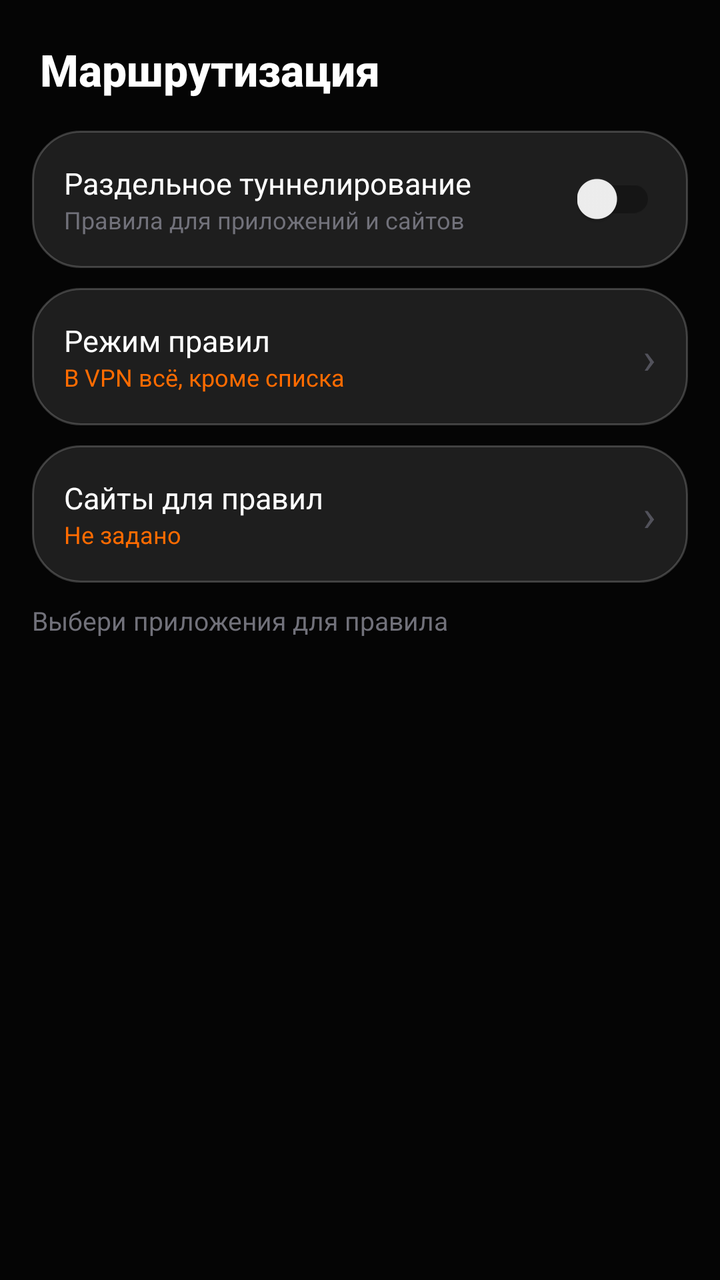
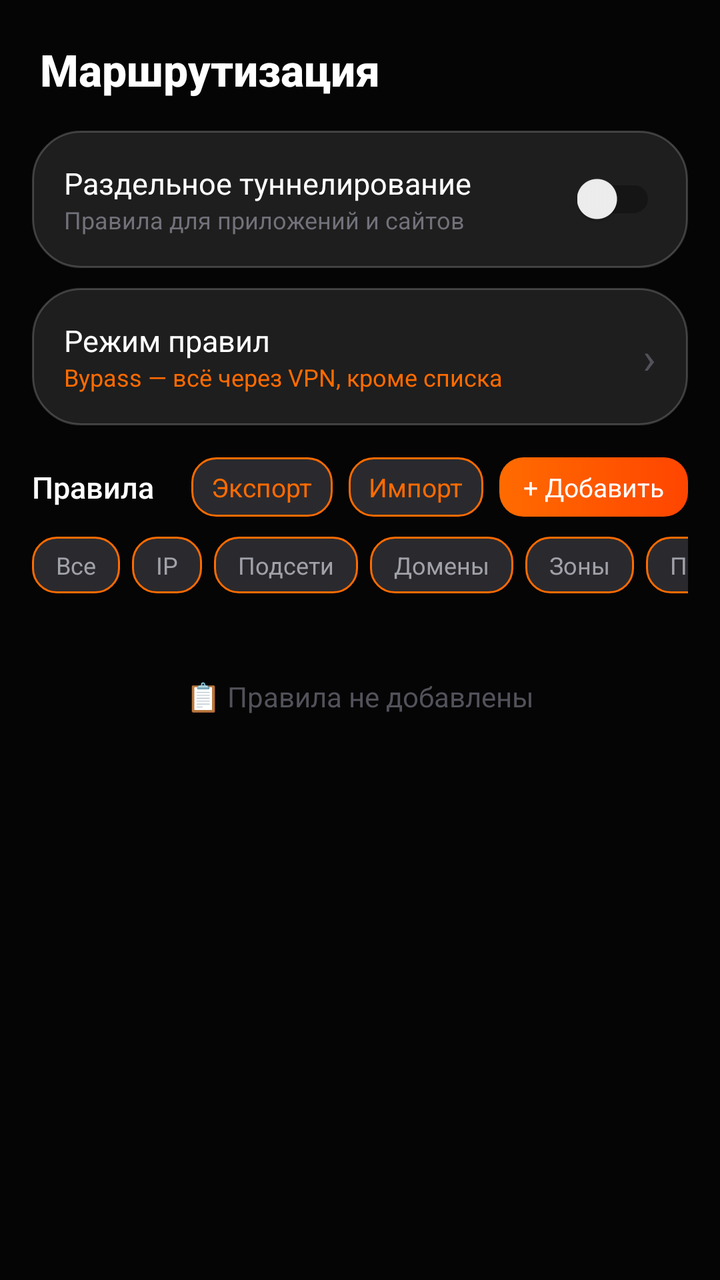

Compare the two renders of this Android layout. The source of the first and the diff that turns it into the second are given below.
<!-- AndroidManifest.xml: application theme Theme.ForgeFoxVPN -->
<!-- res/layout/fragment_settings.xml -->
<?xml version="1.0" encoding="utf-8"?>
<LinearLayout
    xmlns:android="http://schemas.android.com/apk/res/android"
    android:layout_width="match_parent"
    android:layout_height="match_parent"
    android:orientation="vertical"
    android:background="#050505">

    
    <TextView
        android:layout_width="match_parent"
        android:layout_height="wrap_content"
        android:text="Маршрутизация"
        android:textColor="#FFFFFF"
        android:textSize="22sp"
        android:textStyle="bold"
        android:fontFamily="sans-serif-medium"
        android:paddingHorizontal="20dp"
        android:paddingTop="20dp"
        android:paddingBottom="16dp"/>

    <LinearLayout
        android:layout_width="match_parent"
        android:layout_height="match_parent"
        android:orientation="vertical"
        android:paddingHorizontal="16dp">

        
        <LinearLayout
            android:layout_width="match_parent"
            android:layout_height="wrap_content" android:minHeight="64dp"
            android:background="@drawable/card_glass"
            android:gravity="center_vertical"
            android:orientation="horizontal"
            android:padding="16dp"
            android:layout_marginBottom="10dp">
            <LinearLayout
                android:layout_width="0dp"
                android:layout_height="wrap_content"
                android:layout_weight="1"
                android:orientation="vertical">
                <TextView
                    android:layout_width="wrap_content"
                    android:layout_height="wrap_content"
                    android:text="Раздельное туннелирование"
                    android:textColor="#FFFFFF"
                    android:textSize="15sp"/>
                <TextView
                    android:layout_width="wrap_content"
                    android:layout_height="wrap_content"
                    android:text="Правила для приложений и сайтов"
                    android:textColor="#71717A"
                    android:textSize="12sp"/>
            </LinearLayout>
            <androidx.appcompat.widget.SwitchCompat
                android:id="@+id/switchSplit"
                android:layout_width="wrap_content"
                android:layout_height="wrap_content"
                android:theme="@style/SwitchTheme"/>
        </LinearLayout>

        
        <LinearLayout
            android:id="@+id/btnSplitMode"
            android:layout_width="match_parent"
            android:layout_height="wrap_content" android:minHeight="64dp"
            android:background="@drawable/card_glass"
            android:gravity="center_vertical"
            android:orientation="horizontal"
            android:clickable="true"
            android:focusable="true"
            android:padding="16dp"
            android:layout_marginBottom="10dp">
            <LinearLayout
                android:layout_width="0dp"
                android:layout_height="wrap_content"
                android:layout_weight="1"
                android:orientation="vertical">
                <TextView
                    android:layout_width="wrap_content"
                    android:layout_height="wrap_content"
                    android:text="Режим правил"
                    android:textColor="#FFFFFF"
                    android:textSize="15sp"/>
                <TextView
                    android:id="@+id/lblSplitMode"
                    android:layout_width="wrap_content"
                    android:layout_height="wrap_content"
                    android:text="В VPN всё, кроме списка"
                    android:textColor="#FF6B00"
                    android:textSize="12sp"/>
            </LinearLayout>
            <TextView
                android:layout_width="wrap_content"
                android:layout_height="wrap_content"
                android:text="›"
                android:textColor="#52525B"
                android:textSize="22sp"/>
        </LinearLayout>
        
        
        <LinearLayout
            android:id="@+id/btnSites"
            android:layout_width="match_parent"
            android:layout_height="wrap_content" android:minHeight="64dp"
            android:background="@drawable/card_glass"
            android:gravity="center_vertical"
            android:orientation="horizontal"
            android:clickable="true"
            android:focusable="true"
            android:padding="16dp"
            android:layout_marginBottom="10dp">
            <LinearLayout
                android:layout_width="0dp"
                android:layout_height="wrap_content"
                android:layout_weight="1"
                android:orientation="vertical">
                <TextView
                    android:layout_width="wrap_content"
                    android:layout_height="wrap_content"
                    android:text="Сайты для правил"
                    android:textColor="#FFFFFF"
                    android:textSize="15sp"/>
                <TextView
                    android:id="@+id/lblSites"
                    android:layout_width="wrap_content"
                    android:layout_height="wrap_content"
                    android:text="Не задано"
                    android:textColor="#FF6B00"
                    android:textSize="12sp"/>
            </LinearLayout>
            <TextView
                android:layout_width="wrap_content"
                android:layout_height="wrap_content"
                android:text="›"
                android:textColor="#52525B"
                android:textSize="22sp"/>
        </LinearLayout>

        <TextView
            android:layout_width="match_parent"
            android:layout_height="wrap_content"
            android:text="Выбери приложения для правила"
            android:textColor="#71717A"
            android:textSize="13sp"
            android:paddingBottom="12dp"/>
            
        <androidx.recyclerview.widget.RecyclerView
            android:id="@+id/rvApps"
            android:layout_width="match_parent"
            android:layout_height="match_parent"
            android:scrollbars="none"/>

    </LinearLayout>

</LinearLayout>
<!-- resources referenced by this layout -->
<resources>
  <!-- drawable card_glass (drawable) -->
  <?xml version="1.0" encoding="utf-8"?>
  <shape xmlns:android="http://schemas.android.com/apk/res/android"
      android:shape="rectangle">
      <solid android:color="#1AFFFFFF"/>
      <corners android:radius="24dp"/>
      <stroke android:width="1dp" android:color="#33FFFFFF"/>
  </shape>
  <style name="SwitchTheme" parent="Theme.AppCompat.Light">
          <item name="colorControlActivated">#FF6B00</item>
      </style>
  <style name="Theme.ForgeFoxVPN" parent="Theme.MaterialComponents.DayNight.NoActionBar">
          <item name="colorPrimary">@color/accent_orange</item>
          <item name="colorPrimaryVariant">@color/accent_orange</item>
          <item name="colorOnPrimary">@color/text_white</item>
          <item name="android:windowBackground">@color/bg_dark</item>
          <item name="android:textColor">@color/text_white</item>
      </style>
  <color name="accent_orange">#FF6B00</color>
  <color name="text_white">#FFFFFF</color>
  <color name="bg_dark">#09090B</color>
</resources>

<!-- the commit's change to res/layout/fragment_settings.xml (unified diff, before → after) -->
@@ -19,138 +19,191 @@
         android:paddingTop="20dp"
         android:paddingBottom="16dp"/>
 
-    <LinearLayout
+    <ScrollView
         android:layout_width="match_parent"
         android:layout_height="match_parent"
-        android:orientation="vertical"
-        android:paddingHorizontal="16dp">
-
-        
+        android:fillViewport="true"
+        android:scrollbars="none">
+
         <LinearLayout
             android:layout_width="match_parent"
-            android:layout_height="wrap_content" android:minHeight="64dp"
-            android:background="@drawable/card_glass"
-            android:gravity="center_vertical"
-            android:orientation="horizontal"
-            android:padding="16dp"
-            android:layout_marginBottom="10dp">
+            android:layout_height="wrap_content"
+            android:orientation="vertical"
+            android:paddingHorizontal="16dp"
+            android:paddingBottom="24dp">
+
+            
             <LinearLayout
-                android:layout_width="0dp"
-                android:layout_height="wrap_content"
-                android:layout_weight="1"
-                android:orientation="vertical">
-                <TextView
-                    android:layout_width="wrap_content"
-                    android:layout_height="wrap_content"
-                    android:text="Раздельное туннелирование"
+                android:layout_width="match_parent"
+                android:layout_height="wrap_content" android:minHeight="64dp"
+                android:background="@drawable/card_glass"
+                android:gravity="center_vertical"
+                android:orientation="horizontal"
+                android:padding="16dp"
+                android:layout_marginBottom="10dp">
+                <LinearLayout
+                    android:layout_width="0dp"
+                    android:layout_height="wrap_content"
+                    android:layout_weight="1"
+                    android:orientation="vertical">
+                    <TextView
+                        android:layout_width="wrap_content"
+                        android:layout_height="wrap_content"
+                        android:text="Раздельное туннелирование"
+                        android:textColor="#FFFFFF"
+                        android:textSize="15sp"/>
+                    <TextView
+                        android:layout_width="wrap_content"
+                        android:layout_height="wrap_content"
+                        android:text="Правила для приложений и сайтов"
+                        android:textColor="#71717A"
+                        android:textSize="12sp"/>
+                </LinearLayout>
+                <androidx.appcompat.widget.SwitchCompat
+                    android:id="@+id/switchSplit"
+                    android:layout_width="wrap_content"
+                    android:layout_height="wrap_content"
+                    android:theme="@style/SwitchTheme"/>
+            </LinearLayout>
+
+            
+            <LinearLayout
+                android:id="@+id/btnSplitMode"
+                android:layout_width="match_parent"
+                android:layout_height="wrap_content" android:minHeight="64dp"
+                android:background="@drawable/card_glass"
+                android:gravity="center_vertical"
+                android:orientation="horizontal"
+                android:clickable="true"
+                android:focusable="true"
+                android:padding="16dp"
+                android:layout_marginBottom="10dp">
+                <LinearLayout
+                    android:layout_width="0dp"
+                    android:layout_height="wrap_content"
+                    android:layout_weight="1"
+                    android:orientation="vertical">
+                    <TextView
+                        android:layout_width="wrap_content"
+                        android:layout_height="wrap_content"
+                        android:text="Режим правил"
+                        android:textColor="#FFFFFF"
+                        android:textSize="15sp"/>
+                    <TextView
+                        android:id="@+id/lblSplitMode"
+                        android:layout_width="wrap_content"
+                        android:layout_height="wrap_content"
+                        android:text="Bypass — всё через VPN, кроме списка"
+                        android:textColor="#FF6B00"
+                        android:textSize="12sp"/>
+                </LinearLayout>
+                <TextView
+                    android:layout_width="wrap_content"
+                    android:layout_height="wrap_content"
+                    android:text="›"
+                    android:textColor="#52525B"
+                    android:textSize="22sp"/>
+            </LinearLayout>
+
+            
+            <LinearLayout
+                android:layout_width="match_parent"
+                android:layout_height="wrap_content"
+                android:gravity="center_vertical"
+                android:orientation="horizontal"
+                android:paddingTop="6dp"
+                android:paddingBottom="10dp">
+
+                <TextView
+                    android:layout_width="0dp"
+                    android:layout_height="wrap_content"
+                    android:layout_weight="1"
+                    android:text="Правила"
                     android:textColor="#FFFFFF"
-                    android:textSize="15sp"/>
-                <TextView
-                    android:layout_width="wrap_content"
-                    android:layout_height="wrap_content"
-                    android:text="Правила для приложений и сайтов"
-                    android:textColor="#71717A"
-                    android:textSize="12sp"/>
+                    android:textSize="15sp"
+                    android:fontFamily="sans-serif-medium"/>
+
+                <TextView
+                    android:id="@+id/btnExport"
+                    android:layout_width="wrap_content"
+                    android:layout_height="wrap_content"
+                    android:text="Экспорт"
+                    android:textColor="#FF6B00"
+                    android:textSize="13sp"
+                    android:paddingHorizontal="10dp"
+                    android:paddingVertical="6dp"
+                    android:background="@drawable/chip_bg"
+                    android:clickable="true"
+                    android:focusable="true"/>
+
+                <TextView
+                    android:id="@+id/btnImport"
+                    android:layout_width="wrap_content"
+                    android:layout_height="wrap_content"
+                    android:text="Импорт"
+                    android:textColor="#FF6B00"
+                    android:textSize="13sp"
+                    android:paddingHorizontal="10dp"
+                    android:paddingVertical="6dp"
+                    android:background="@drawable/chip_bg"
+                    android:layout_marginStart="8dp"
+                    android:clickable="true"
+                    android:focusable="true"/>
+
+                <TextView
+                    android:id="@+id/btnAddRule"
+                    android:layout_width="wrap_content"
+                    android:layout_height="wrap_content"
+                    android:text="+ Добавить"
+                    android:textColor="#FFFFFF"
+                    android:textSize="13sp"
+                    android:paddingHorizontal="12dp"
+                    android:paddingVertical="6dp"
+                    android:background="@drawable/btn_orange"
+                    android:layout_marginStart="8dp"
+                    android:clickable="true"
+                    android:focusable="true"/>
             </LinearLayout>
-            <androidx.appcompat.widget.SwitchCompat
-                android:id="@+id/switchSplit"
-                android:layout_width="wrap_content"
-                android:layout_height="wrap_content"
-                android:theme="@style/SwitchTheme"/>
+
+            
+            <HorizontalScrollView
+                android:layout_width="match_parent"
+                android:layout_height="wrap_content"
+                android:scrollbars="none"
+                android:layout_marginBottom="10dp">
+                <LinearLayout
+                    android:id="@+id/filterChips"
+                    android:layout_width="wrap_content"
+                    android:layout_height="wrap_content"
+                    android:orientation="horizontal">
+                    <TextView android:id="@+id/chipAll" style="@style/FilterChip" android:text="Все"/>
+                    <TextView android:id="@+id/chipIp" style="@style/FilterChip" android:text="IP"/>
+                    <TextView android:id="@+id/chipCidr" style="@style/FilterChip" android:text="Подсети"/>
+                    <TextView android:id="@+id/chipDomain" style="@style/FilterChip" android:text="Домены"/>
+                    <TextView android:id="@+id/chipZone" style="@style/FilterChip" android:text="Зоны"/>
+                    <TextView android:id="@+id/chipApp" style="@style/FilterChip" android:text="Приложения"/>
+                </LinearLayout>
+            </HorizontalScrollView>
+
+            
+            <androidx.recyclerview.widget.RecyclerView
+                android:id="@+id/rvRules"
+                android:layout_width="match_parent"
+                android:layout_height="wrap_content"
+                android:nestedScrollingEnabled="false"
+                android:overScrollMode="never"/>
+
+            <TextView
+                android:id="@+id/lblNoRules"
+                android:layout_width="match_parent"
+                android:layout_height="wrap_content"
+                android:text="📋 Правила не добавлены"
+                android:textColor="#52525B"
+                android:textSize="14sp"
+                android:gravity="center"
+                android:paddingVertical="32dp"/>
+
         </LinearLayout>
-
-        
-        <LinearLayout
-            android:id="@+id/btnSplitMode"
-            android:layout_width="match_parent"
-            android:layout_height="wrap_content" android:minHeight="64dp"
-            android:background="@drawable/card_glass"
-            android:gravity="center_vertical"
-            android:orientation="horizontal"
-            android:clickable="true"
-            android:focusable="true"
-            android:padding="16dp"
-            android:layout_marginBottom="10dp">
-            <LinearLayout
-                android:layout_width="0dp"
-                android:layout_height="wrap_content"
-                android:layout_weight="1"
-                android:orientation="vertical">
-                <TextView
-                    android:layout_width="wrap_content"
-                    android:layout_height="wrap_content"
-                    android:text="Режим правил"
-                    android:textColor="#FFFFFF"
-                    android:textSize="15sp"/>
-                <TextView
-                    android:id="@+id/lblSplitMode"
-                    android:layout_width="wrap_content"
-                    android:layout_height="wrap_content"
-                    android:text="В VPN всё, кроме списка"
-                    android:textColor="#FF6B00"
-                    android:textSize="12sp"/>
-            </LinearLayout>
-            <TextView
-                android:layout_width="wrap_content"
-                android:layout_height="wrap_content"
-                android:text="›"
-                android:textColor="#52525B"
-                android:textSize="22sp"/>
-        </LinearLayout>
-        
-        
-        <LinearLayout
-            android:id="@+id/btnSites"
-            android:layout_width="match_parent"
-            android:layout_height="wrap_content" android:minHeight="64dp"
-            android:background="@drawable/card_glass"
-            android:gravity="center_vertical"
-            android:orientation="horizontal"
-            android:clickable="true"
-            android:focusable="true"
-            android:padding="16dp"
-            android:layout_marginBottom="10dp">
-            <LinearLayout
-                android:layout_width="0dp"
-                android:layout_height="wrap_content"
-                android:layout_weight="1"
-                android:orientation="vertical">
-                <TextView
-                    android:layout_width="wrap_content"
-                    android:layout_height="wrap_content"
-                    android:text="Сайты для правил"
-                    android:textColor="#FFFFFF"
-                    android:textSize="15sp"/>
-                <TextView
-                    android:id="@+id/lblSites"
-                    android:layout_width="wrap_content"
-                    android:layout_height="wrap_content"
-                    android:text="Не задано"
-                    android:textColor="#FF6B00"
-                    android:textSize="12sp"/>
-            </LinearLayout>
-            <TextView
-                android:layout_width="wrap_content"
-                android:layout_height="wrap_content"
-                android:text="›"
-                android:textColor="#52525B"
-                android:textSize="22sp"/>
-        </LinearLayout>
-
-        <TextView
-            android:layout_width="match_parent"
-            android:layout_height="wrap_content"
-            android:text="Выбери приложения для правила"
-            android:textColor="#71717A"
-            android:textSize="13sp"
-            android:paddingBottom="12dp"/>
-            
-        <androidx.recyclerview.widget.RecyclerView
-            android:id="@+id/rvApps"
-            android:layout_width="match_parent"
-            android:layout_height="match_parent"
-            android:scrollbars="none"/>
-
-    </LinearLayout>
+    </ScrollView>
 
 </LinearLayout>
<!-- resource entries referenced after the edit -->
@@ -1,5 +1,15 @@
 <!-- resources referenced by this layout -->
 <resources>
+  <!-- drawable btn_orange (drawable) -->
+  <?xml version="1.0" encoding="utf-8"?>
+  <shape xmlns:android="http://schemas.android.com/apk/res/android"
+      android:shape="rectangle">
+      <gradient
+          android:startColor="#FF6B00"
+          android:endColor="#FF4500"
+          android:angle="0"/>
+      <corners android:radius="12dp"/>
+  </shape>
   <!-- drawable card_glass (drawable) -->
   <?xml version="1.0" encoding="utf-8"?>
   <shape xmlns:android="http://schemas.android.com/apk/res/android"
@@ -8,6 +18,28 @@
       <corners android:radius="24dp"/>
       <stroke android:width="1dp" android:color="#33FFFFFF"/>
   </shape>
+  <!-- drawable chip_bg (drawable) -->
+  <?xml version="1.0" encoding="utf-8"?>
+  <shape xmlns:android="http://schemas.android.com/apk/res/android"
+      android:shape="rectangle">
+      <solid android:color="#2A2A2E"/>
+      <corners android:radius="12dp"/>
+      <stroke android:width="1dp" android:color="#FF6B00"/>
+  </shape>
+  <style name="FilterChip">
+          <item name="android:layout_width">wrap_content</item>
+          <item name="android:layout_height">wrap_content</item>
+          <item name="android:textSize">12sp</item>
+          <item name="android:textColor">#A1A1AA</item>
+          <item name="android:background">@drawable/chip_bg</item>
+          <item name="android:paddingStart">12dp</item>
+          <item name="android:paddingEnd">12dp</item>
+          <item name="android:paddingTop">6dp</item>
+          <item name="android:paddingBottom">6dp</item>
+          <item name="android:layout_marginEnd">6dp</item>
+          <item name="android:clickable">true</item>
+          <item name="android:focusable">true</item>
+      </style>
   <style name="SwitchTheme" parent="Theme.AppCompat.Light">
           <item name="colorControlActivated">#FF6B00</item>
       </style>
